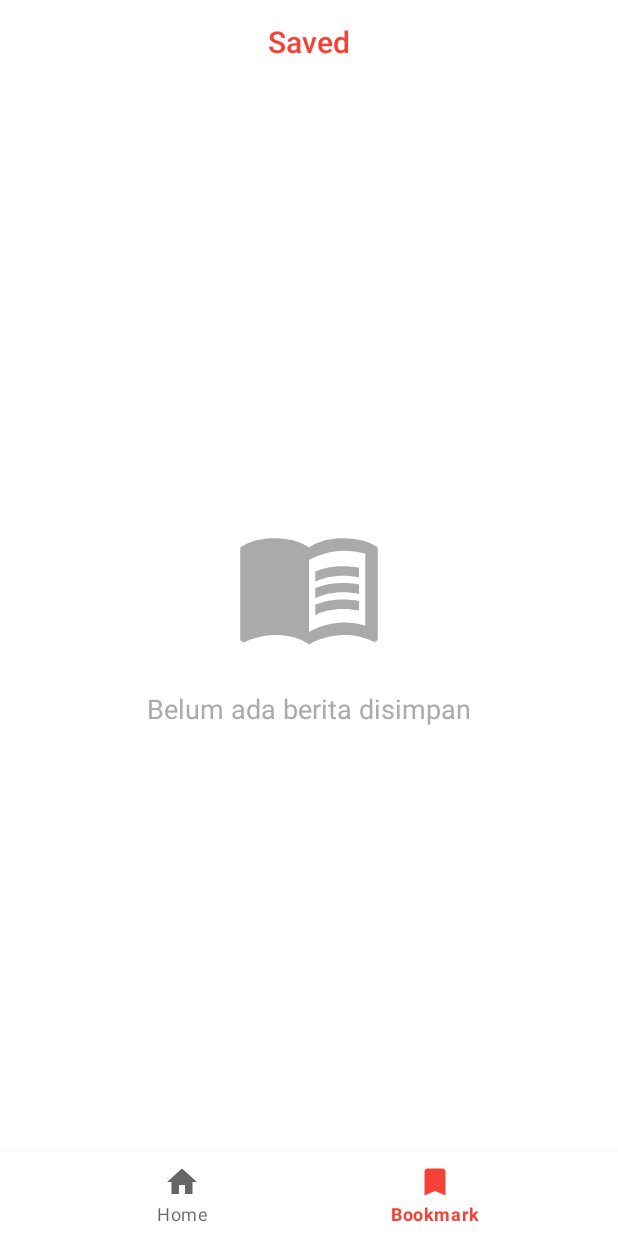
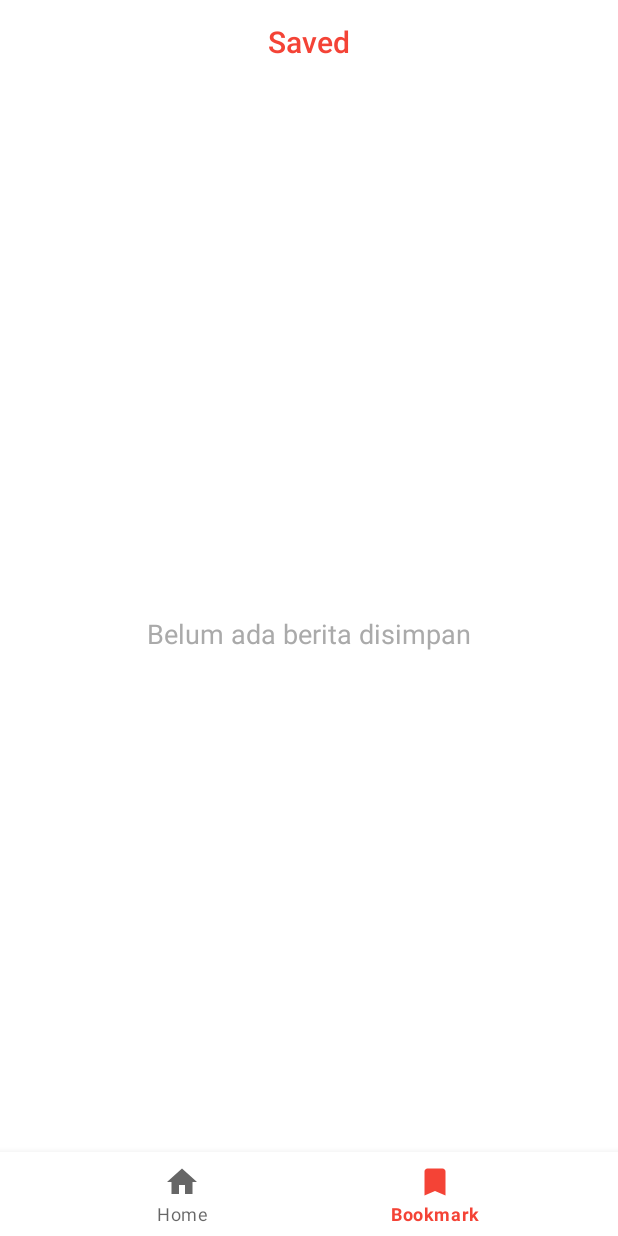
Before and after one commit to RachmanForniandi/ExiaNewsV4, an Android app: the BookmarkFragment screen opened through its navigation route, on a phone screen of 412 x 824 dp. Run offline under Robolectric (Android 15) with nearby library versions, the phone set to English and light mode, and no system bars; our stand-ins replace Room's generated code, Timber, navigation-ui.

Commit message:
migration to viewbinding for all view layouts.

```diff
--- a/app/build.gradle
+++ b/app/build.gradle
@@ -46,7 +46,6 @@ android {
     }
     buildFeatures {
         viewBinding = true
-        dataBinding = true
         buildConfig = true
     }
 }
--- a/app/src/main/java/rachman/forniandi/exianewsv4/source/news/NewsRepository.kt
+++ b/app/src/main/java/rachman/forniandi/exianewsv4/source/news/NewsRepository.kt
@@ -22,6 +22,7 @@ class NewsRepository(private val apiClient: APIClient,val db:NewsDao) {
             "US",
             category!!,
             query,
+
             page
         )
     }
--- a/app/src/main/java/rachman/forniandi/exianewsv4/ui/bookmark/BookmarkFragment.kt
+++ b/app/src/main/java/rachman/forniandi/exianewsv4/ui/bookmark/BookmarkFragment.kt
@@ -33,10 +33,7 @@ class BookmarkFragment : Fragment() {
     }
     override fun onViewCreated(view: View, savedInstanceState: Bundle?) {
         super.onViewCreated(view, savedInstanceState)
-        //bindingToolbar.txtTitle.text = viewModel.title
-        binding.lifecycleOwner = viewLifecycleOwner
-        binding.viewModel =viewModel
-        bindingToolbar.title = viewModel.title
+        bindingToolbar.txtTitle.text = viewModel.title
 
         NewsAdapter.VIEW_TYPE=2
         binding.listBookmark.adapter = newsAdapter
--- a/app/src/main/java/rachman/forniandi/exianewsv4/ui/detail/DetailActivity.kt
+++ b/app/src/main/java/rachman/forniandi/exianewsv4/ui/detail/DetailActivity.kt
@@ -11,7 +11,6 @@ import org.koin.androidx.viewmodel.ext.android.viewModel
 import org.koin.dsl.module
 import rachman.forniandi.exianewsv4.R
 import rachman.forniandi.exianewsv4.databinding.ActivityDetailBinding
-import rachman.forniandi.exianewsv4.databinding.ActivityHomeBinding
 import rachman.forniandi.exianewsv4.databinding.CustomToolbarBinding
 import rachman.forniandi.exianewsv4.source.ArticleModel
 val detailModule = module {
--- a/app/src/main/java/rachman/forniandi/exianewsv4/ui/home/HomeFragment.kt
+++ b/app/src/main/java/rachman/forniandi/exianewsv4/ui/home/HomeFragment.kt
@@ -42,12 +42,10 @@ class HomeFragment : Fragment() {
 
     override fun onViewCreated(view: View, savedInstanceState: Bundle?) {
         super.onViewCreated(view, savedInstanceState)
-        binding.lifecycleOwner = viewLifecycleOwner
-        binding.viewModel = viewModel
 
-        bindingToolbar.title = viewModel.title
+        bindingToolbar.txtTitle.text = viewModel.title
         bindingToolbar.container.inflateMenu(R.menu.menu_search)
-        val menu = binding.toolbar.container.menu
+        val menu = bindingToolbar.container.menu
         val search = menu.findItem(R.id.action_search)
         val searchView = search.actionView as SearchView
 
--- a/app/src/main/res/layout/custom_toolbar.xml
+++ b/app/src/main/res/layout/custom_toolbar.xml
@@ -1,21 +1,12 @@
 <?xml version="1.0" encoding="utf-8"?>
-<layout
+<com.google.android.material.appbar.MaterialToolbar xmlns:android="http://schemas.android.com/apk/res/android"
     xmlns:app="http://schemas.android.com/apk/res-auto"
     xmlns:tools="http://schemas.android.com/tools"
-    xmlns:android="http://schemas.android.com/apk/res/android">
-    <data>
-        <variable
-            name="title"
-            type="String" />
-
-    </data>
-    <com.google.android.material.appbar.MaterialToolbar
-        app:title=""
     android:elevation="0dp"
     android:layout_height="wrap_content"
     android:layout_width="match_parent"
     android:id="@+id/container"
-        >
+    app:title="">
 
     <TextView
         android:id="@+id/txt_title"
@@ -23,14 +14,9 @@
         android:layout_height="wrap_content"
         android:maxLines="1"
         android:maxLength="10"
-            android:text="@{title}"
-            tools:text="News"
         android:textColor="@color/red_500"
         style="@style/TextAppearance.AppCompat.Widget.ActionBar.Title"
         android:layout_gravity="center"
         tools:ignore="HardcodedText"/>
 
-
-
 </com.google.android.material.appbar.MaterialToolbar>
-</layout>
--- a/app/src/main/res/layout/fragment_bookmark.xml
+++ b/app/src/main/res/layout/fragment_bookmark.xml
@@ -1,23 +1,11 @@
 <?xml version="1.0" encoding="utf-8"?>
-<layout
-    tools:context=".ui.bookmark.BookmarkFragment"
+<androidx.constraintlayout.widget.ConstraintLayout
+    xmlns:android="http://schemas.android.com/apk/res/android"
+    xmlns:app="http://schemas.android.com/apk/res-auto"
     xmlns:tools="http://schemas.android.com/tools"
-    xmlns:app="http://schemas.android.com/apk/res-auto"
-    xmlns:android="http://schemas.android.com/apk/res/android">
-
-    <data>
-        <variable
-            name="viewModel"
-            type="rachman.forniandi.exianewsv4.ui.bookmark.BookmarkViewModel" />
-        <variable
-            name="view"
-            type="android.view.View" />
-    </data>
-
-    <androidx.constraintlayout.widget.ConstraintLayout
     android:layout_height="match_parent"
     android:layout_width="match_parent"
-        >
+    tools:context=".ui.bookmark.BookmarkFragment">
 
     <include layout="@layout/custom_toolbar"
         android:id="@+id/toolbar"/>
@@ -33,7 +21,7 @@
         app:layout_constraintEnd_toEndOf="parent"
         app:layout_constraintStart_toStartOf="parent"
         app:tint="@android:color/darker_gray"
-            android:visibility="@{viewModel.articles.size() > 0 ? view.GONE :view.VISIBLE }"
+        android:visibility="gone"
         tools:visibility="visible"/>
 
     <TextView
@@ -49,7 +37,6 @@
         android:textColor="@android:color/darker_gray"
         android:textSize="18sp"
         android:text="Belum ada berita disimpan"
-            android:visibility="@{viewModel.articles.size() > 0 ? view.GONE :view.VISIBLE }"
         android:layout_marginTop="20dp"/>
 
     <androidx.recyclerview.widget.RecyclerView
@@ -60,10 +47,9 @@
         app:layout_constraintEnd_toEndOf="parent"
         app:layout_constraintStart_toStartOf="parent"
         tools:visibility="gone"
-            android:visibility="visible"
+        android:visibility="gone"
         app:layout_constraintBottom_toBottomOf="parent"
         app:layoutManager="androidx.recyclerview.widget.LinearLayoutManager"
         tools:listitem="@layout/item_news"/>
 
 </androidx.constraintlayout.widget.ConstraintLayout>
-</layout>
--- a/build.gradle
+++ b/build.gradle
@@ -1,7 +1,7 @@
 // Top-level build file where you can add configuration options common to all sub-projects/modules.
 plugins {
-    id 'com.android.application' version '7.2.1' apply false
-    id 'com.android.library' version '7.2.1' apply false
+    id 'com.android.application' version '7.4.2' apply false
+    id 'com.android.library' version '7.4.2' apply false
     id 'org.jetbrains.kotlin.android' version '1.7.10' apply false
 }
 
```
Also changed, not shown: app/src/main/java/rachman/forniandi/exianewsv4/adapters/NewsAdapter.kt (+12 -13 lines), app/src/main/java/rachman/forniandi/exianewsv4/ui/SplashScreenActivity.kt (+8 -4 lines), app/src/main/java/rachman/forniandi/exianewsv4/util/LoadImage.kt (+2 -6 lines), app/src/main/res/layout/fragment_home.xml (+6 -23 lines), app/src/main/res/layout/item_headline.xml (+19 -39 lines), app/src/main/res/layout/item_news.xml (+18 -38 lines). Lines whose indentation alone changed are shown as unchanged.
